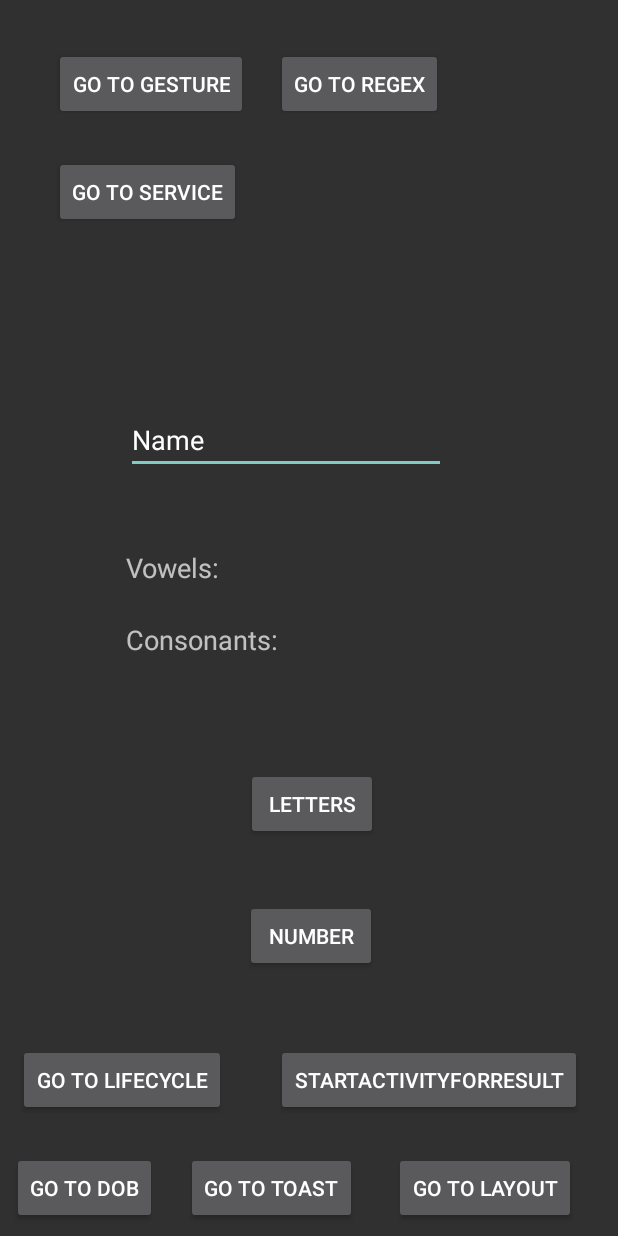
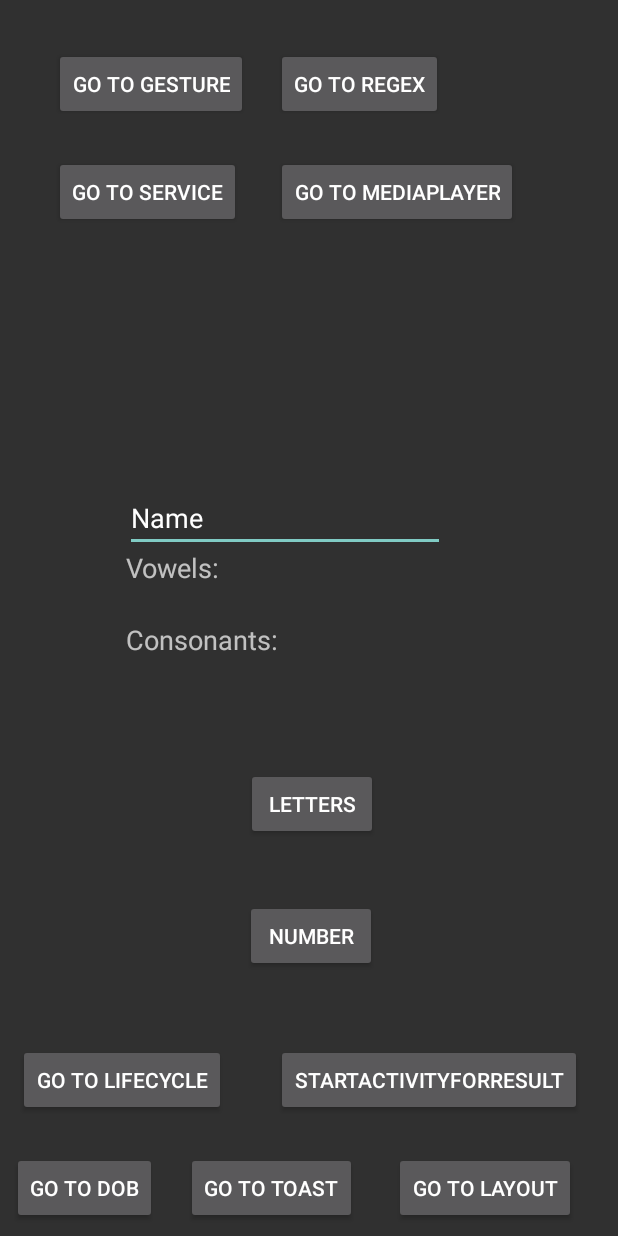
Before and after one commit to vatanak10/Mobile_Application, an Android app: the screen it shows after launch (MainActivity), on a phone screen of 412 x 824 dp. Run offline under Robolectric (Android 15) with nearby library versions, the phone set to English and light mode, and no system bars.

Commit message:
Media Player

```diff
--- a/app/src/main/java/com/example/myapplication/MainActivity.kt
+++ b/app/src/main/java/com/example/myapplication/MainActivity.kt
@@ -12,6 +12,10 @@ class MainActivity : AppCompatActivity() {
     override fun onCreate(savedInstanceState: Bundle?) {
         super.onCreate(savedInstanceState)
         setContentView(R.layout.activity_main)
+
+        mediaplayer.setOnClickListener {
+            startActivity(Intent(this, media_player::class.java))
+        }
 
         regex.setOnClickListener {
             var intent = Intent(this, Regex::class.java)
--- a/app/src/main/res/layout/activity_main.xml
+++ b/app/src/main/res/layout/activity_main.xml
@@ -60,7 +60,7 @@
             android:layout_marginEnd="8dp"
             app:layout_constraintEnd_toEndOf="parent" android:layout_marginStart="8dp"
             app:layout_constraintStart_toStartOf="parent"
-            app:layout_constraintHorizontal_bias="0.417" android:layout_marginBottom="508dp"
+            app:layout_constraintHorizontal_bias="0.412" android:layout_marginBottom="456dp"
             app:layout_constraintBottom_toBottomOf="parent"/>
     <Button
             android:text="LETTERS"
@@ -122,4 +122,11 @@
             android:layout_height="wrap_content"
             android:id="@+id/service" app:layout_constraintStart_toStartOf="parent" android:layout_marginStart="36dp"
             android:layout_marginTop="104dp" app:layout_constraintTop_toTopOf="parent" android:onClick="service"/>
+    <Button
+            android:text="GO TO MEDIAPLAYER"
+            android:layout_width="wrap_content"
+            android:layout_height="wrap_content"
+            android:id="@+id/mediaplayer" android:layout_marginTop="104dp"
+            app:layout_constraintTop_toTopOf="parent" app:layout_constraintStart_toStartOf="parent"
+            android:layout_marginStart="184dp"/>
 </androidx.constraintlayout.widget.ConstraintLayout>
```
Also changed, not shown: app/src/main/AndroidManifest.xml (+6 -2 lines), app/src/main/java/com/example/myapplication/media_player.kt (added, +23 -0 lines), app/src/main/res/layout/activity_media_player.xml (added, +36 -0 lines), 1 other file.
